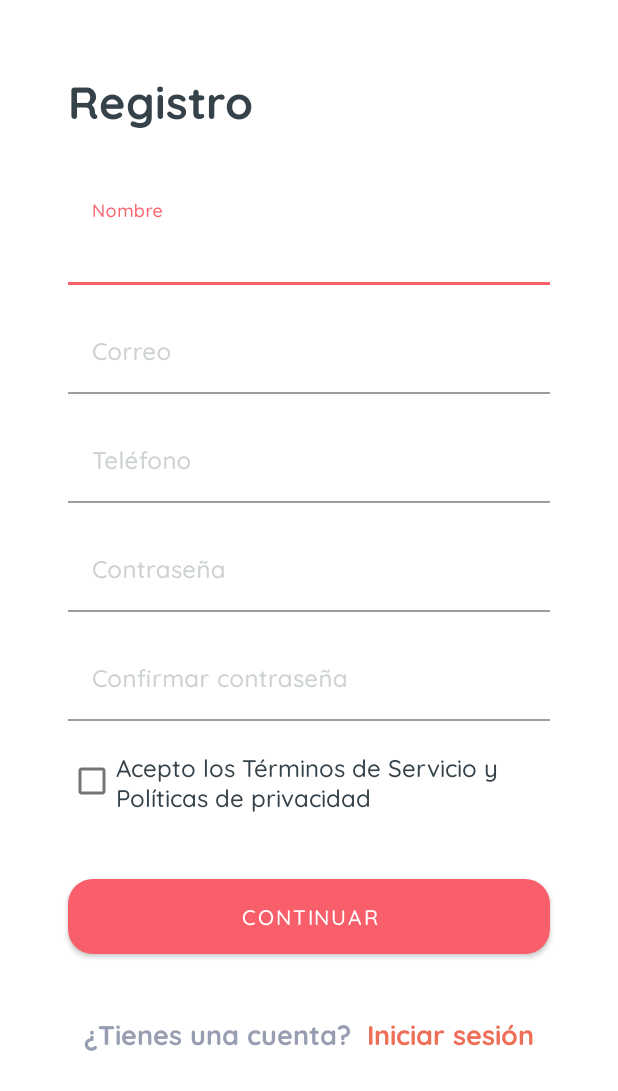
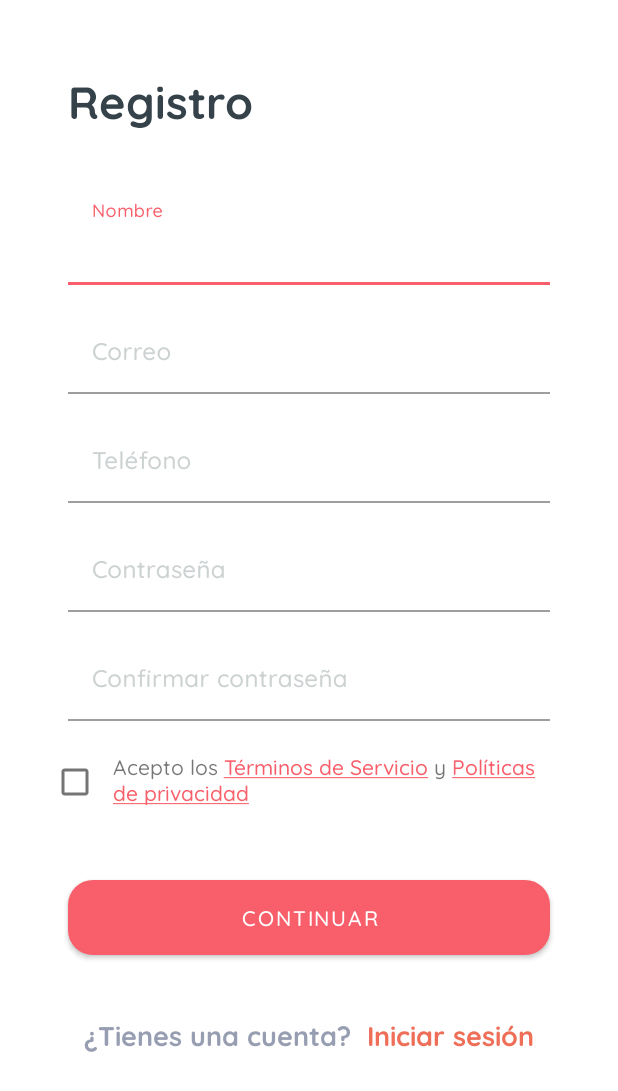
Before and after one commit to Franklin990314/PomoApp, an Android app: the RegistrationActivity screen opened directly, with no data from a screen before it, on a phone screen of 412 x 824 dp. Shown: the top 1091 px of the screen. Run offline under Robolectric (Android 15) with nearby library versions, the phone set to English and light mode, and no system bars; our stand-ins replace Firebase (no records; nobody signed in at launch, a user with empty details on screens opened directly).

Commit message:
Modificacion CheckBox Terminos y Condiciones

```diff
--- a/app/build.gradle
+++ b/app/build.gradle
@@ -44,6 +44,7 @@ dependencies {
     implementation 'androidx.navigation:navigation-ui:2.3.5'
     implementation 'androidx.lifecycle:lifecycle-livedata-ktx:2.3.1'
     implementation 'androidx.lifecycle:lifecycle-viewmodel-ktx:2.3.1'
+    implementation 'com.google.android.gms:play-services-tasks:17.2.1'
     testImplementation 'junit:junit:4.+'
     androidTestImplementation 'androidx.test.ext:junit:1.1.3'
     androidTestImplementation 'androidx.test.espresso:espresso-core:3.4.0'
--- a/app/src/main/java/poli/edu/co/pomoapp/RegistrationActivity.java
+++ b/app/src/main/java/poli/edu/co/pomoapp/RegistrationActivity.java
@@ -2,15 +2,19 @@ package poli.edu.co.pomoapp;
 
 import android.content.Intent;
 import android.os.Bundle;
+import android.text.Html;
 import android.text.TextUtils;
+import android.text.method.LinkMovementMethod;
 import android.view.View;
 import android.widget.Button;
 import android.widget.CheckBox;
 import android.widget.EditText;
+import android.widget.TextView;
 import android.widget.Toast;
 import android.util.Log;
 
 import androidx.annotation.NonNull;
+import androidx.annotation.StringRes;
 import androidx.appcompat.app.AppCompatActivity;
 
 import com.google.android.gms.tasks.OnCompleteListener;
@@ -38,6 +42,7 @@ public class RegistrationActivity extends AppCompatActivity implements View.OnCl
     private EditText txtConfirmPassword;
     private CheckBox checkBox;
     private Button btnLogin;
+    private TextView txtTermsConditions;
 
     private FirebaseAuth mAuth;
     private FirebaseFirestore db;
@@ -62,6 +67,9 @@ public class RegistrationActivity extends AppCompatActivity implements View.OnCl
         txtPassword = (EditText) findViewById(R.id.txtPassword);
         txtConfirmPassword = (EditText) findViewById(R.id.txtConfirmPassword);
         checkBox = (CheckBox) findViewById(R.id.checkBox);
+        txtTermsConditions = (TextView) findViewById(R.id.textView3);
+        txtTermsConditions.setText(Html.fromHtml(getString(R.string.terms_and_conditions)));
+        ((TextView) txtTermsConditions.findViewById(R.id.textView3)).setMovementMethod(LinkMovementMethod.getInstance());
         btnLogin = (Button) findViewById(R.id.btnLogin);
         btnLogin.setOnClickListener(this);
     }
--- a/app/src/main/res/layout/activity_registration.xml
+++ b/app/src/main/res/layout/activity_registration.xml
@@ -155,6 +155,7 @@
 
         <com.google.android.material.textfield.TextInputLayout
             android:id="@+id/txtConfirmPasswordLayout"
+            style="@style/Widget.MaterialComponents.TextInputLayout.OutlinedBox"
             android:layout_width="match_parent"
             android:layout_height="wrap_content"
             android:layout_marginStart="@dimen/txt_margin_sides"
@@ -171,8 +172,7 @@
             app:layout_constraintHorizontal_bias="0.0"
             app:layout_constraintStart_toStartOf="parent"
             app:layout_constraintTop_toBottomOf="@+id/txtPasswordLayout"
-            app:layout_constraintVertical_bias="0.0"
-            style="@style/Widget.MaterialComponents.TextInputLayout.OutlinedBox" >
+            app:layout_constraintVertical_bias="0.0">
 
             <com.google.android.material.textfield.TextInputEditText
                 android:id="@+id/txtConfirmPassword"
@@ -183,24 +183,25 @@
 
         </com.google.android.material.textfield.TextInputLayout>
 
+
         <CheckBox
             android:id="@+id/checkBox"
-            android:layout_width="match_parent"
-            android:layout_height="@dimen/btn_margin_height"
-            android:layout_marginStart="@dimen/btn_margin_sides"
+            android:layout_width="36dp"
+            android:layout_height="50dp"
+            android:layout_marginStart="@dimen/txt_margin_sides"
             android:layout_marginTop="@dimen/res_margin_top_txt"
             android:layout_marginEnd="@dimen/btn_margin_sides"
             android:fontFamily="@font/quicksand_medium"
             android:layoutDirection="ltr"
-            android:text="@string/terms_and_conditions"
+
             android:textColor="@color/colorText"
             android:textSize="@dimen/txt_size"
             app:layout_constraintBottom_toBottomOf="parent"
             app:layout_constraintEnd_toEndOf="parent"
-            app:layout_constraintHorizontal_bias="0.22"
+            app:layout_constraintHorizontal_bias="0.0"
             app:layout_constraintStart_toStartOf="parent"
             app:layout_constraintTop_toBottomOf="@+id/txtConfirmPasswordLayout"
-            app:layout_constraintVertical_bias="0.0" />
+            app:layout_constraintVertical_bias="0.006" />
 
         <Button
             android:id="@+id/btnLogin"
@@ -256,6 +257,21 @@
 
         </LinearLayout>
 
+        <TextView
+            android:id="@+id/textView3"
+            android:layout_width="298dp"
+            android:layout_height="42dp"
+            android:layout_marginTop="20dp"
+            android:layout_marginEnd="@dimen/txt_margin_sides"
+            android:fontFamily="@font/quicksand_medium"
+            android:gravity="left"
+            android:layoutDirection="ltr"
+            android:text="TextView"
+            app:layout_constraintEnd_toEndOf="parent"
+            app:layout_constraintStart_toEndOf="@+id/checkBox"
+            app:layout_constraintTop_toBottomOf="@+id/txtConfirmPasswordLayout" />
+
+
     </androidx.constraintlayout.widget.ConstraintLayout>
 
 </ScrollView>
--- a/app/src/main/res/values/strings.xml
+++ b/app/src/main/res/values/strings.xml
@@ -8,7 +8,7 @@
     <string name="phone">Teléfono</string>
     <string name="password">Contraseña</string>
     <string name="confirm_password">Confirmar contraseña</string>
-    <string name="terms_and_conditions">Acepto los Términos de Servicio y Políticas de privacidad</string>
+    <string name="terms_and_conditions"><Data><![CDATA[Acepto los <a href="https://dl.dropboxusercontent.com/s/d1p5g6o7gfe7nhw/Testing.txt?dl=0">Términos de Servicio</a> y <a href="https://dl.dropboxusercontent.com/s/d1p5g6o7gfe7nhw/Testing.txt?dl=0">Políticas de privacidad</a> ]]> </Data></string>
     <string name="btn_continue">Continuar</string>
     <string name="have_an_account">¿Tienes una cuenta?</string>
     <string name="txt_login">&#160;&#160;Iniciar sesión</string>
```
